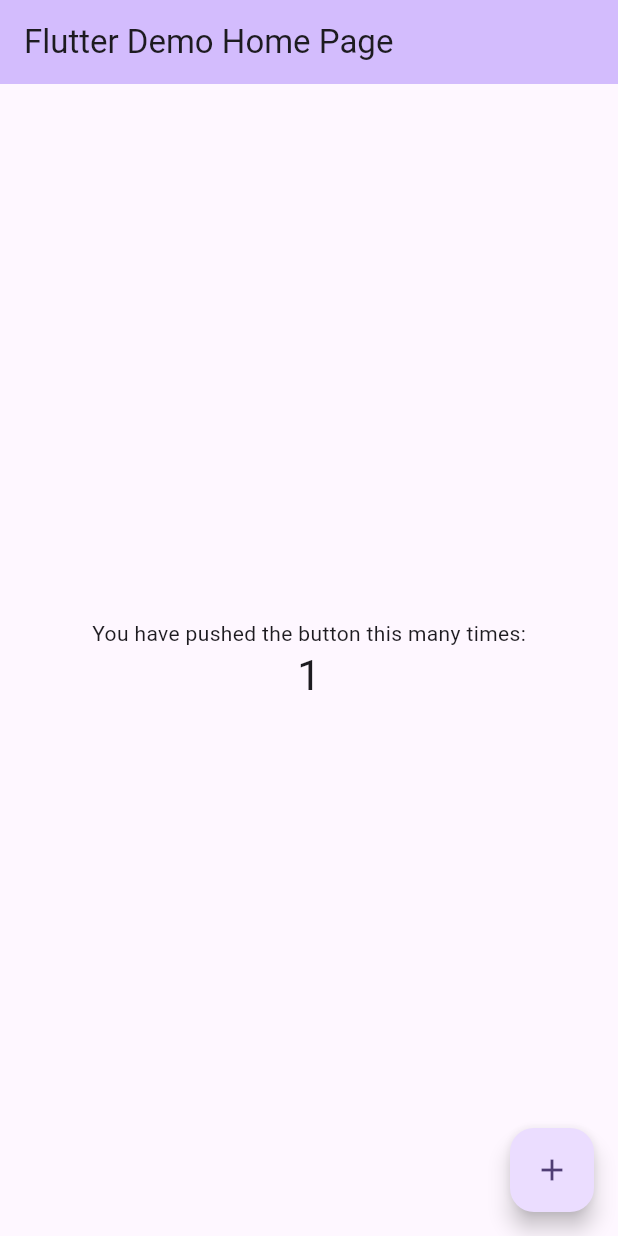
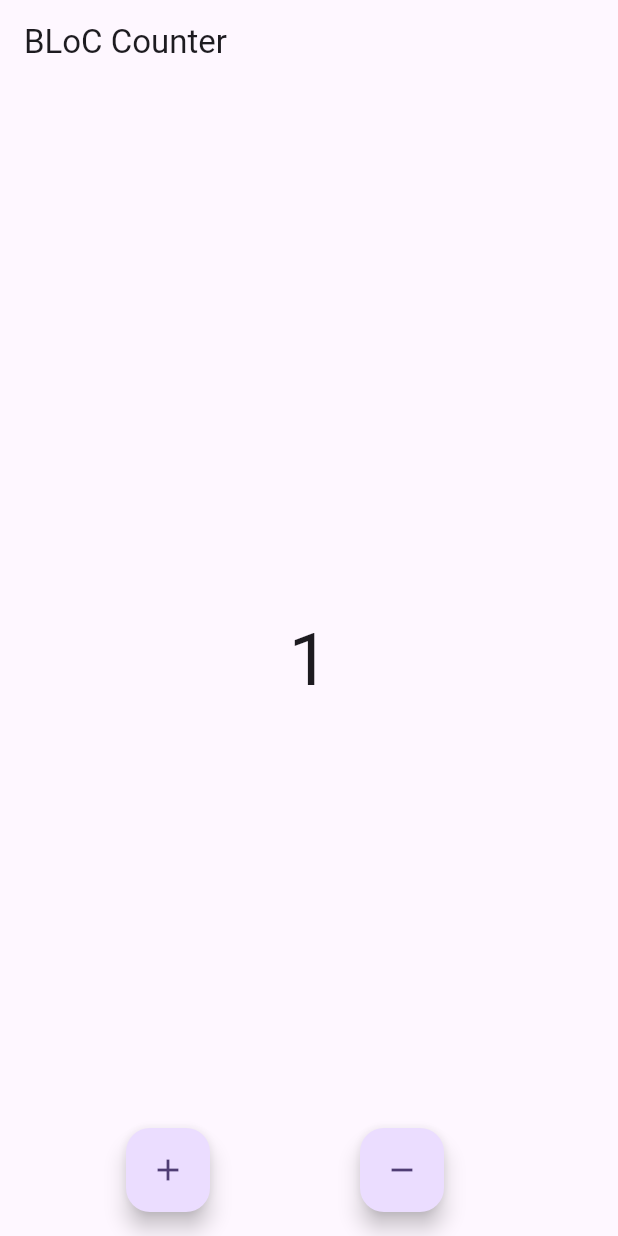
Before and after one commit to minseo-and/FlutterLayout, a Flutter app: the screen it shows after launch, after a tap on the "add" icon, on a phone screen of 412 x 824 dp. Run offline on Flutter 3.47's test engine with Material 3 defaults, Android fonts, the phone set to English and light mode, and no system bars; our stand-ins replace flutter_bloc.

Commit message:
FEAT: BLoC 활용한 plus minus 예제 구현

```diff
--- /dev/null
+++ b/lib/application/counter_bloc.dart
@@ -0,0 +1,10 @@
+
+import 'package:flutter_bloc/flutter_bloc.dart';
+import 'package:frame/application/counter_event.dart';
+
+class CounterBloc extends Bloc<CounterEvent, int> {
+  CounterBloc() : super(0) {
+    on<Increment>((event, emit) => emit(state + 1));
+    on<Decrement>((event, emit) => emit(state - 1));
+  }
+}
--- /dev/null
+++ b/lib/application/counter_event.dart
@@ -0,0 +1,5 @@
+abstract class CounterEvent {}
+
+class Increment extends CounterEvent {}
+
+class Decrement extends CounterEvent {}
--- a/lib/main.dart
+++ b/lib/main.dart
@@ -1,4 +1,7 @@
 import 'package:flutter/material.dart';
+import 'package:flutter_bloc/flutter_bloc.dart';
+import 'package:frame/application/counter_bloc.dart';
+import 'package:frame/presentaion/pages/counter_screen.dart';
 
 void main() {
   runApp(const MyApp());
@@ -31,95 +34,10 @@ class MyApp extends StatelessWidget {
         colorScheme: ColorScheme.fromSeed(seedColor: Colors.deepPurple),
         useMaterial3: true,
       ),
-      home: const MyHomePage(title: 'Flutter Demo Home Page'),
+      home: BlocProvider(
+        create: (_) => CounterBloc(),
+        child: const CounterScreen(),
+      )
     );
   }
 }
-
-class MyHomePage extends StatefulWidget {
-  const MyHomePage({super.key, required this.title});
-
-  // This widget is the home page of your application. It is stateful, meaning
-  // that it has a State object (defined below) that contains fields that affect
-  // how it looks.
-
-  // This class is the configuration for the state. It holds the values (in this
-  // case the title) provided by the parent (in this case the App widget) and
-  // used by the build method of the State. Fields in a Widget subclass are
-  // always marked "final".
-
-  final String title;
-
-  @override
-  State<MyHomePage> createState() => _MyHomePageState();
-}
-
-class _MyHomePageState extends State<MyHomePage> {
-  int _counter = 0;
-
-  void _incrementCounter() {
-    setState(() {
-      // This call to setState tells the Flutter framework that something has
-      // changed in this State, which causes it to rerun the build method below
-      // so that the display can reflect the updated values. If we changed
-      // _counter without calling setState(), then the build method would not be
-      // called again, and so nothing would appear to happen.
-      _counter++;
-    });
-  }
-
-  @override
-  Widget build(BuildContext context) {
-    // This method is rerun every time setState is called, for instance as done
-    // by the _incrementCounter method above.
-    //
-    // The Flutter framework has been optimized to make rerunning build methods
-    // fast, so that you can just rebuild anything that needs updating rather
-    // than having to individually change instances of widgets.
-    return Scaffold(
-      appBar: AppBar(
-        // TRY THIS: Try changing the color here to a specific color (to
-        // Colors.amber, perhaps?) and trigger a hot reload to see the AppBar
-        // change color while the other colors stay the same.
-        backgroundColor: Theme.of(context).colorScheme.inversePrimary,
-        // Here we take the value from the MyHomePage object that was created by
-        // the App.build method, and use it to set our appbar title.
-        title: Text(widget.title),
-      ),
-      body: Center(
-        // Center is a layout widget. It takes a single child and positions it
-        // in the middle of the parent.
-        child: Column(
-          // Column is also a layout widget. It takes a list of children and
-          // arranges them vertically. By default, it sizes itself to fit its
-          // children horizontally, and tries to be as tall as its parent.
-          //
-          // Column has various properties to control how it sizes itself and
-          // how it positions its children. Here we use mainAxisAlignment to
-          // center the children vertically; the main axis here is the vertical
-          // axis because Columns are vertical (the cross axis would be
-          // horizontal).
-          //
-          // TRY THIS: Invoke "debug painting" (choose the "Toggle Debug Paint"
-          // action in the IDE, or press "p" in the console), to see the
-          // wireframe for each widget.
-          mainAxisAlignment: MainAxisAlignment.center,
-          children: <Widget>[
-            const Text(
-              'You have pushed the button this many times:',
-            ),
-            Text(
-              '$_counter',
-              style: Theme.of(context).textTheme.headlineMedium,
-            ),
-          ],
-        ),
-      ),
-      floatingActionButton: FloatingActionButton(
-        onPressed: _incrementCounter,
-        tooltip: 'Increment',
-        child: const Icon(Icons.add),
-      ), // This trailing comma makes auto-formatting nicer for build methods.
-    );
-  }
-}
--- /dev/null
+++ b/lib/presentaion/pages/counter_screen.dart
@@ -0,0 +1,42 @@
+
+import 'package:flutter/material.dart';
+import 'package:flutter_bloc/flutter_bloc.dart';
+
+import '../../application/counter_bloc.dart';
+import '../../application/counter_event.dart';
+
+class CounterScreen extends StatelessWidget {
+  const CounterScreen({Key? key}) : super(key: key);
+
+  @override
+  Widget build(BuildContext context) {
+    final counterBloc = BlocProvider.of<CounterBloc>(context);
+
+    return Scaffold(
+      appBar: AppBar(title: const Text('BLoC Counter')),
+      body: BlocBuilder<CounterBloc, int>(
+        builder: (context, count) {
+          return Center(
+            child: Text(
+              '$count',
+              style: const TextStyle(fontSize: 48),
+            ),
+          );
+        },
+      ),
+      floatingActionButton: Row(
+        mainAxisAlignment: MainAxisAlignment.spaceEvenly,
+        children: [
+          FloatingActionButton(
+            onPressed: () => counterBloc.add(Increment()),
+            child: const Icon(Icons.add),
+          ),
+          FloatingActionButton(
+            onPressed: () => counterBloc.add(Decrement()),
+            child: const Icon(Icons.remove),
+          ),
+        ],
+      ),
+    );
+  }
+}
```
Also changed, not shown: lib/application/counter_state.dart (added), lib/application/sample.dart (deleted), lib/model/counter.dart (added), lib/model/sample.dart (deleted), lib/presentaion/pages/sample.dart (deleted).
